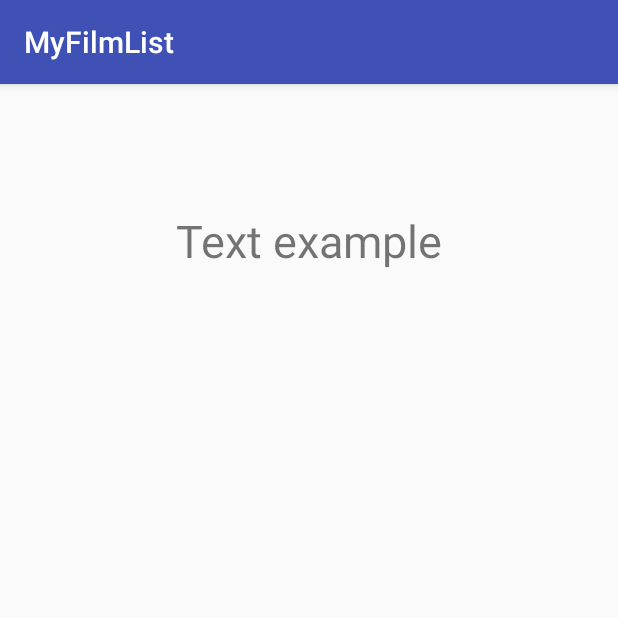
After one commit to AlexCabezas2018/MyFilmList, an Android app: the FullFilmActivity screen opened directly, with no data from a screen before it, on a phone screen of 412 x 824 dp, the top half of it. The commit adds this screen. Run offline under Robolectric (Android 15) with nearby library versions, the phone set to English and light mode, and no system bars; 1 statement that could not run was skipped.

Commit message:
- Implementado la busqueda por el id de IMDB. - Añadida una vista para comprobar que la peliculase obtiene de manera correcta. - Implemementado metodo que formatea el campo de duración.

```diff
--- a/app/src/main/java/com/example/myfilmlist/business/film/TFilmPreview.java
+++ b/app/src/main/java/com/example/myfilmlist/business/film/TFilmPreview.java
@@ -1,6 +1,8 @@
 package com.example.myfilmlist.business.film;
 
-public class TFilmPreview {
+import java.io.Serializable;
+
+public class TFilmPreview implements Serializable {
     private String title;
     private String year;
     private String imdbID;
--- a/app/src/main/java/com/example/myfilmlist/presentation/command/CommandDispatcher.java
+++ b/app/src/main/java/com/example/myfilmlist/presentation/command/CommandDispatcher.java
@@ -19,6 +19,9 @@ public class CommandDispatcher {
             case SEARCH_BY_NAME:
                 commandToReturn = new SearchByNameCommand();
                 break;
+            case SEARCH_BY_IMDB_ID:
+                commandToReturn = new SearchByIMDBIDCommand();
+                break;
             case ADD_REVIEW:
                 break;
             case REMOVE_REVIEW:
--- a/app/src/main/java/com/example/myfilmlist/presentation/events/Events.java
+++ b/app/src/main/java/com/example/myfilmlist/presentation/events/Events.java
@@ -6,6 +6,7 @@ package com.example.myfilmlist.presentation.events;
 
 public enum Events {
     SEARCH_BY_NAME,
+    SEARCH_BY_IMDB_ID,
     ADD_REVIEW,
     REMOVE_REVIEW,
     ADD_TO_FILMLIST,
--- /dev/null
+++ b/app/src/main/java/com/example/myfilmlist/presentation/views/activities/FullFilmActivity.java
@@ -0,0 +1,22 @@
+package com.example.myfilmlist.presentation.views.activities;
+
+import android.support.v7.app.AppCompatActivity;
+import android.os.Bundle;
+import android.widget.TextView;
+
+import com.example.myfilmlist.R;
+import com.example.myfilmlist.business.film.TFilmFull;
+
+public class FullFilmActivity extends AppCompatActivity {
+
+    private TextView titleView;
+
+    @Override
+    protected void onCreate(Bundle savedInstanceState) {
+        super.onCreate(savedInstanceState);
+        setContentView(R.layout.activity_full_film);
+        titleView = findViewById(R.id.test_film_tittle);
+        TFilmFull film = (TFilmFull) getIntent().getSerializableExtra(SearchActivity.FULL_FILM_FROM_SEARCHVIEW);
+        titleView.setText(film.getDuration());
+    }
+}
--- /dev/null
+++ b/app/src/main/res/layout/activity_full_film.xml
@@ -0,0 +1,21 @@
+<?xml version="1.0" encoding="utf-8"?>
+<android.support.constraint.ConstraintLayout xmlns:android="http://schemas.android.com/apk/res/android"
+    xmlns:app="http://schemas.android.com/apk/res-auto"
+    xmlns:tools="http://schemas.android.com/tools"
+    android:layout_width="match_parent"
+    android:layout_height="match_parent"
+    tools:context=".presentation.views.activities.FullFilmActivity">
+
+    <TextView
+        android:id="@+id/test_film_tittle"
+        android:layout_width="wrap_content"
+        android:layout_height="wrap_content"
+        android:layout_marginStart="8dp"
+        android:layout_marginTop="84dp"
+        android:layout_marginEnd="8dp"
+        android:text="Text example"
+        android:textSize="30dp"
+        app:layout_constraintEnd_toEndOf="parent"
+        app:layout_constraintStart_toStartOf="parent"
+        app:layout_constraintTop_toTopOf="parent" />
+</android.support.constraint.ConstraintLayout>
```
Also changed, not shown: app/src/main/AndroidManifest.xml (+4 -4 lines), app/src/main/java/com/example/myfilmlist/business/film/TFilmFull.java (+6 -5 lines), app/src/main/java/com/example/myfilmlist/business/film/filmappservice/ASFilmImp.java (+8 -2 lines), app/src/main/java/com/example/myfilmlist/integration/daofilm/DAOFilmImp.java (+65 -6 lines), app/src/main/java/com/example/myfilmlist/integration/utils/FilmUtils.java (+10 -27 lines), app/src/main/java/com/example/myfilmlist/presentation/command/SearchByIMDBIDCommand.java (added, +14 -0 lines), app/src/main/java/com/example/myfilmlist/presentation/views/activities/SearchActivity.java (+37 -3 lines).
